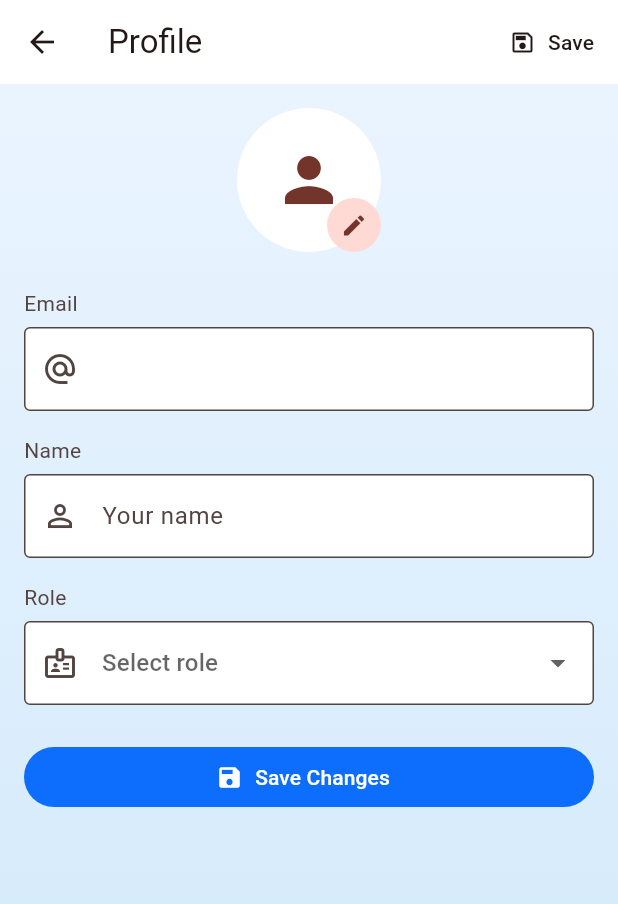
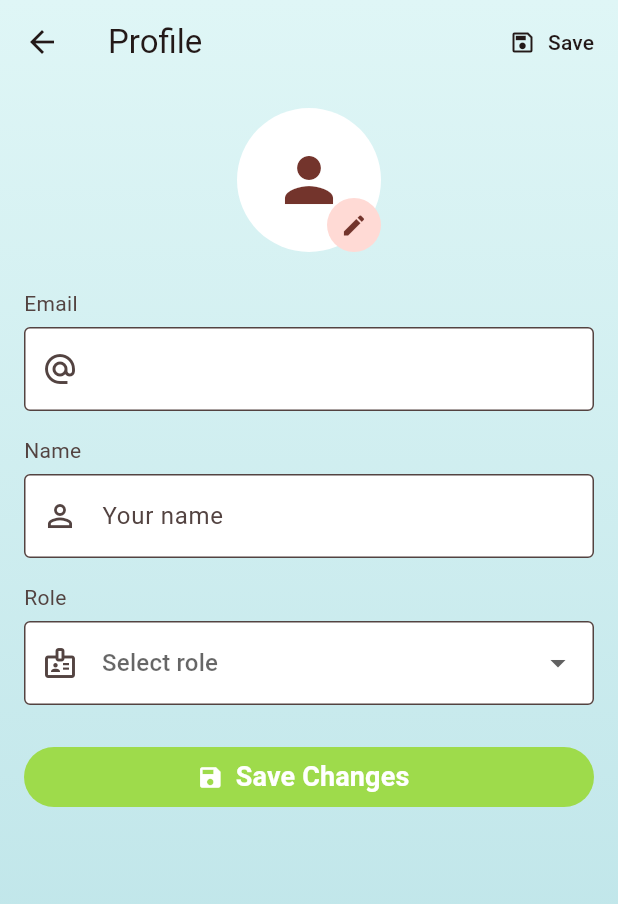
Before and after one commit to Itzkeio/flutter_projectReal, a Flutter app: the ProfilePage screen opened by its route, on a phone screen of 412 x 824 dp. Shown: the top 904 px of the screen. Run offline on Flutter 3.47's test engine with Material 3 defaults, Android fonts, the phone set to English and light mode, and no system bars; our stand-ins replace cloud_firestore, firebase_auth, firebase_core, flutter_image_compress, flutter_local_notifications, fluttertoast and 4 more; missing offline and left inert: mobile_scanner; accounts and stored records are empty; generated files the repository leaves out were written again.

Commit message:
Ubah warna dan font save button di profile page

```diff
--- a/lib/profile/profile_page.dart
+++ b/lib/profile/profile_page.dart
@@ -179,33 +179,28 @@ class _ProfilePageState extends State<ProfilePage> {
     }
   }
 
- @override
+@override
 Widget build(BuildContext context) {
-  final scheme = Theme.of(context).colorScheme;
-  final isDark = Theme.of(context).brightness == Brightness.dark;
-
-  // ✨ same gradient as Home
-  final gradient = isDark
-      ? const LinearGradient(
-          colors: [Color(0xFF0F1220), Color(0xFF1C2030)],
-          begin: Alignment.topCenter,
-          end: Alignment.bottomCenter,
-        )
-      : const LinearGradient(
-          colors: [Color(0xFFEAF4FF), Color(0xFFCFE8F9)],
-          begin: Alignment.topCenter,
-          end: Alignment.bottomCenter,
-        );
-
-  // backgrounds that look good on a gradient
+  // theme helpers yang dipakai di AppBar & fields
+  final scheme  = Theme.of(context).colorScheme;
+  final isDark  = Theme.of(context).brightness == Brightness.dark;
   final fieldFill = isDark ? Colors.white10 : Colors.white;
   final avatarBg = isDark ? Colors.white12 : Colors.white;
 
-  final avatarBytes = _avatarBytesFromBase64(_photoBase64);
+  // foto dari base64 (pakai helper milikmu)
+  final Uint8List? avatarBytes = _avatarBytesFromBase64(_photoBase64);
+
+  // gradient yang sama dengan Home
+  const homeGradient = LinearGradient(
+    colors: [Color(0xFFDFF6F6), Color(0xFFB7E1E6)],
+    begin: Alignment.topCenter,
+    end: Alignment.bottomCenter,
+  );
 
   return Scaffold(
+    extendBodyBehindAppBar: true,
     appBar: AppBar(
-      backgroundColor: Theme.of(context).scaffoldBackgroundColor,
+      backgroundColor: Colors.transparent,
       elevation: 0,
       scrolledUnderElevation: 0,
       surfaceTintColor: Colors.transparent,
@@ -238,9 +233,9 @@ Widget build(BuildContext context) {
       ],
     ),
 
-    // 🌈 Put the gradient behind the content
     body: Container(
-      decoration: BoxDecoration(gradient: gradient),
+      // kalau muncul keluhan "const variable", ganti ke: BoxDecoration(gradient: homeGradient)
+      decoration: const BoxDecoration(gradient: homeGradient),
       child: SafeArea(
         child: ListView(
           padding: const EdgeInsets.all(16),
@@ -278,7 +273,6 @@ Widget build(BuildContext context) {
                             contentPadding: EdgeInsets.zero,
                           ),
                         ),
-                        // 'remove' item is added conditionally below
                       ],
                       onSelected: (v) async {
                         if (v == 'camera') {
@@ -346,9 +340,12 @@ Widget build(BuildContext context) {
             FilledButton.icon(
               onPressed: _saving ? null : _save,
               icon: const Icon(Icons.save),
-              label: const Text('Save Changes',),
+              label: const Text('Save Changes',
+              style: TextStyle(fontWeight: FontWeight.bold,
+              fontSize: 18),
+              ),
               style: FilledButton.styleFrom(
-                backgroundColor: const Color(0xff0D6EFD)
+                backgroundColor: const Color(0xff9edb4b),
               ),
             ),
           ],
@@ -357,4 +354,5 @@ Widget build(BuildContext context) {
     ),
   );
 }
+
 }
```
